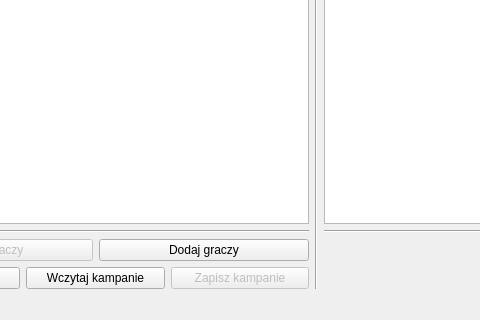
This is gui/mainwindow.ui in FasolowySpioch/faubla-ultima-item-generator as Qt 5 draws it before an edit; both pictures show x 127 to 607 and y 353 to 673 of the 886 by 673 pixel window. The edited form follows.
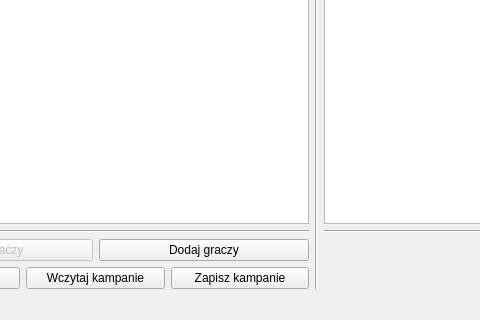
This is the edited form.

The edit to the form file:
```diff
--- a/gui/mainwindow.ui
+++ b/gui/mainwindow.ui
@@ -89,7 +89,7 @@
         <item row="0" column="3">
          <widget class="QPushButton" name="BttnSaveCampain">
           <property name="enabled">
-           <bool>false</bool>
+           <bool>true</bool>
           </property>
           <property name="cursor">
            <cursorShape>ArrowCursor</cursorShape>
```
